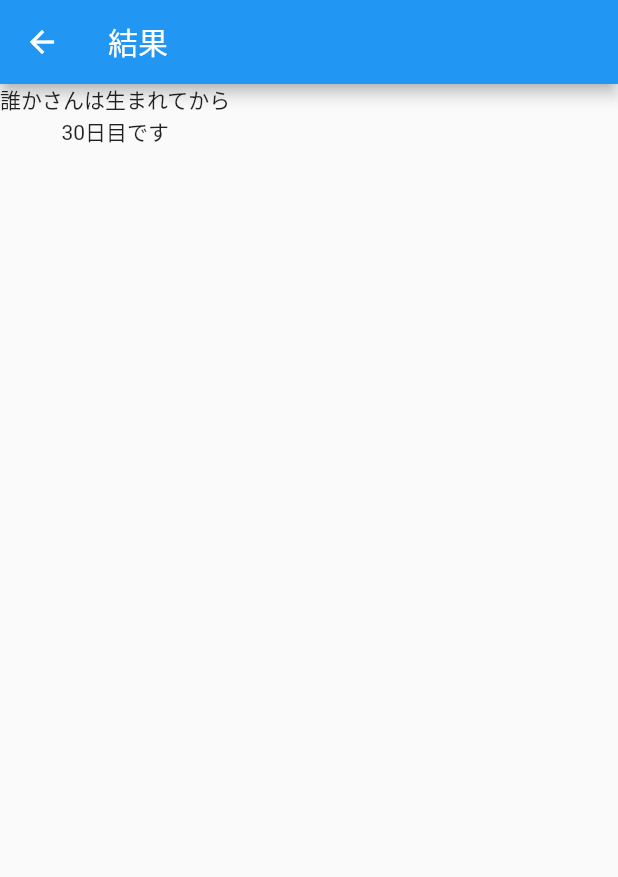
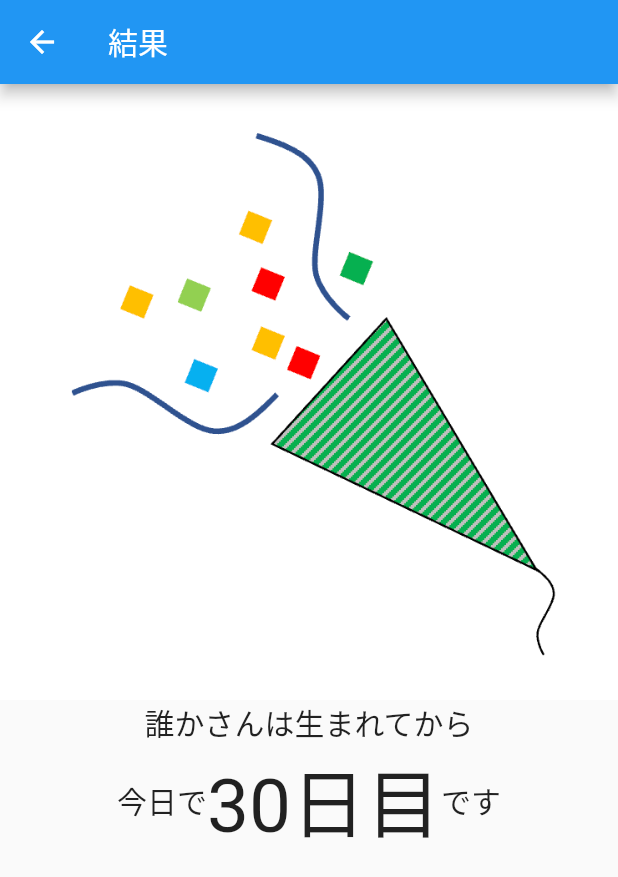
Before and after one commit to kenji-kk/flutter_pra_2, a Flutter app: the Result screen opened directly, on a phone screen of 412 x 824 dp. Shown: the top 877 px of the screen. Run offline on Flutter 3.47's test engine with Material 2 defaults, Android fonts, the light colour scheme and no system bars.

Commit message:
UI修正

```diff
--- a/lib/result.dart
+++ b/lib/result.dart
@@ -8,7 +8,30 @@ class Result extends StatelessWidget {
         title: Text("結果"),
       ),
       body: Column(
-        children: [Text("誰かさんは生まれてから"), Text("30日目です")],
+        children: [
+          Image.asset('assets/birthday.png'),
+          Text(
+            "誰かさんは生まれてから",
+            style: TextStyle(fontSize: 20),
+          ),
+          Row(
+            mainAxisAlignment: MainAxisAlignment.center,
+            children: [
+              Text(
+                "今日で",
+                style: TextStyle(fontSize: 20),
+              ),
+              Text(
+                "30日目",
+                style: TextStyle(fontSize: 50),
+              ),
+              Text(
+                "です",
+                style: TextStyle(fontSize: 20),
+              )
+            ],
+          )
+        ],
       ),
     );
   }
--- a/pubspec.yaml
+++ b/pubspec.yaml
@@ -59,7 +59,8 @@ flutter:
   uses-material-design: true
 
   # To add assets to your application, add an assets section, like this:
-  # assets:
+  assets:
+    - assets/
   #   - images/a_dot_burr.jpeg
   #   - images/a_dot_ham.jpeg
 
```
